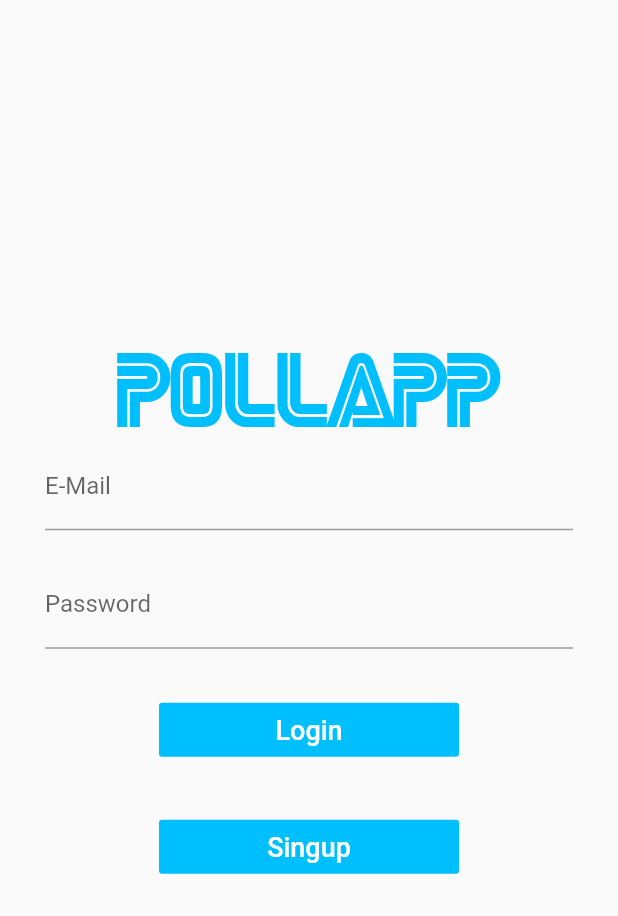
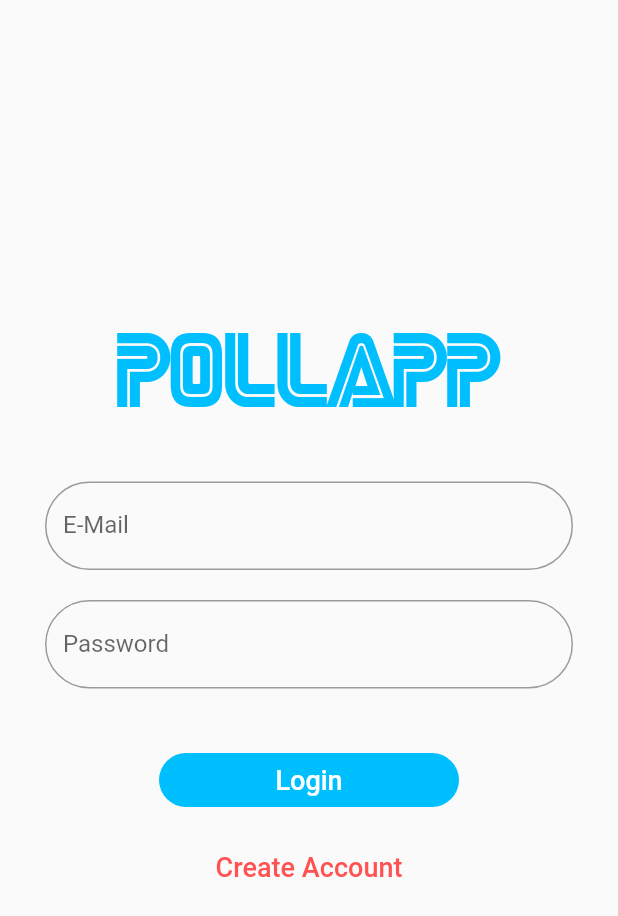
Before and after one commit to zafergurkan/anketuygulama, a Flutter app: the screen it shows after launch, on a phone screen of 412 x 824 dp. Shown: the top 916 px of the screen. Run offline on Flutter 3.47's test engine with Material 2 defaults, Android fonts, the phone set to English and light mode, and no system bars; our stand-ins replace cloud_firestore, firebase_auth; accounts and stored records are empty.

Commit message:
buton düzenlemesi yapıldı

```diff
--- a/lib/screens/login_screen.dart
+++ b/lib/screens/login_screen.dart
@@ -1,6 +1,5 @@
 import 'package:flutter/material.dart';
 import 'package:anketuygulama/screens/signup_screen.dart';
-
 
 class LoginScreen extends StatefulWidget {
   static final String id = 'login_Screen';
@@ -9,7 +8,6 @@ class LoginScreen extends StatefulWidget {
 }
 
 class _LoginScreenState extends State<LoginScreen> {
-
   final _formKey = GlobalKey<FormState>();
   String _email, _password;
   _sumbit() {
@@ -25,8 +23,10 @@ class _LoginScreenState extends State<LoginScreen> {
   Widget build(BuildContext context) {
     return Scaffold(
       resizeToAvoidBottomPadding: false,
-      body: SingleChildScrollView (
-                child: Container( height: MediaQuery.of(context).size.height,
+
+      body: SingleChildScrollView(
+        child: Container(
+          height: MediaQuery.of(context).size.height,
           child: Column(
             mainAxisAlignment: MainAxisAlignment.center,
             crossAxisAlignment: CrossAxisAlignment.center,
@@ -37,6 +37,9 @@ class _LoginScreenState extends State<LoginScreen> {
                     fontSize: 50.0,
                     fontFamily: 'SEGA',
                     color: Color.fromRGBO(0, 191, 255, 50)),
+              ),
+              SizedBox(
+                height: 40.0,
               ),
               Form(
                 key: _formKey,
@@ -49,7 +52,10 @@ class _LoginScreenState extends State<LoginScreen> {
                         vertical: 10.0,
                       ),
                       child: TextFormField(
-                        decoration: InputDecoration(labelText: 'E-Mail'),
+                        decoration: InputDecoration(
+                            labelText: 'E-Mail',
+                            border: OutlineInputBorder(
+                                borderRadius: BorderRadius.circular(32.0))),
                         validator: (input) => !input.contains('@')
                             ? 'lütfen Geçerli Bir E-Mail Adresi Giriniz.'
                             : null,
@@ -62,39 +68,47 @@ class _LoginScreenState extends State<LoginScreen> {
                         vertical: 10.0,
                       ),
                       child: TextFormField(
-                        decoration: InputDecoration(labelText: 'Password'),
-                        validator: (input) =>
-                            input.length < 8 ? 'en az 8 karakter olmalı..' : null,
+                        decoration: InputDecoration(
+                            labelText: 'Password',
+                            border: OutlineInputBorder(
+                                borderRadius: BorderRadius.circular(32.0))),
+                        validator: (input) => input.length < 8
+                            ? 'en az 8 karakter olmalı..'
+                            : null,
                         onSaved: (input) => _email = input,
                         obscureText: true,
                       ),
                     ),
                     SizedBox(
-                      height: 20.0,
+                      height: 27.0,
                     ),
                     Container(
                       width: 200.0,
                       child: FlatButton(
+                        shape: RoundedRectangleBorder(
+                            borderRadius: BorderRadius.circular(32.0)),
                         onPressed: _sumbit,
                         color: Color.fromRGBO(0, 191, 255, 50),
                         child: Text(
-                          "Login",
-                          style: TextStyle(color: Colors.white, fontSize: 18.0),
+                          'Login',
+                          style: TextStyle(
+                            color: Colors.white,
+                            fontSize: 18.0,
+                          ),
                         ),
                       ),
                     ),
                     SizedBox(
-                      height: 30.0,
+                      height: 10.0,
                     ),
                     Container(
-                      width: 200.0,
                       child: FlatButton(
                         onPressed: () =>
                             Navigator.pushNamed(context, SinupScreen.id),
-                        color: Color.fromRGBO(0, 191, 255, 50),
                         child: Text(
-                          "Singup",
-                          style: TextStyle(color: Colors.white, fontSize: 18.0),
+                          "Create Account",
+                          style: TextStyle(
+                              color: Colors.redAccent, fontSize: 18.0),
                         ),
                       ),
                     ),
```
Also changed, not shown: lib/screens/feed_scren.dart (+10 -0 lines), lib/screens/signup_screen.dart (+13 -6 lines), lib/services/auth_service.dart (+10 -0 lines).
